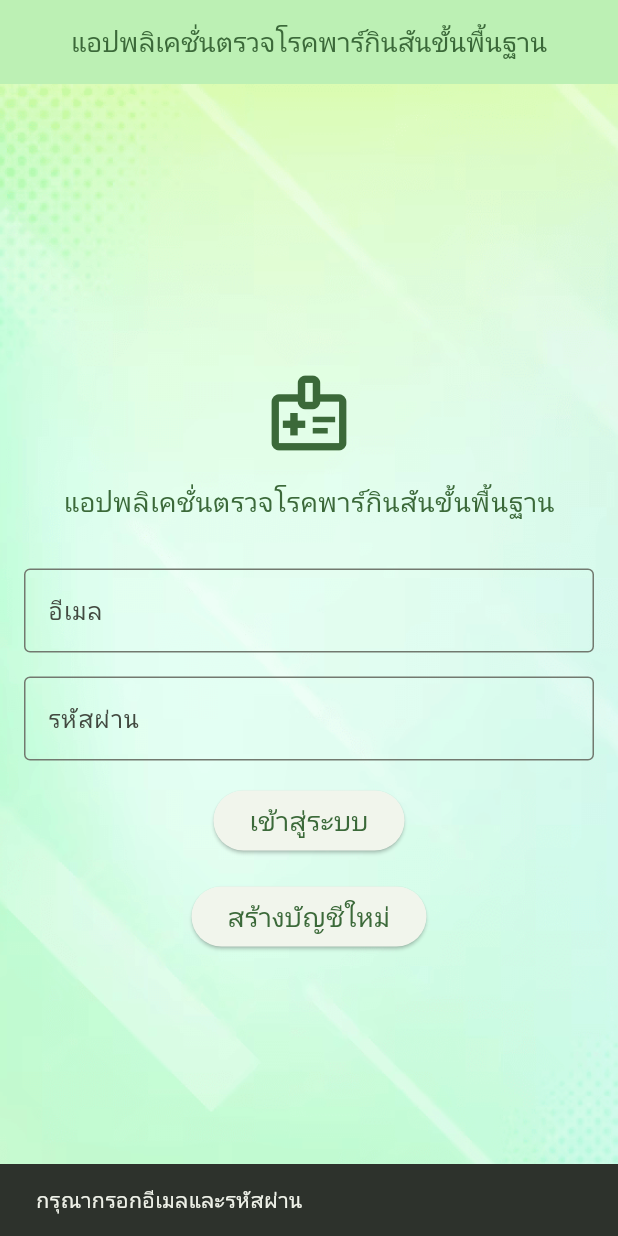
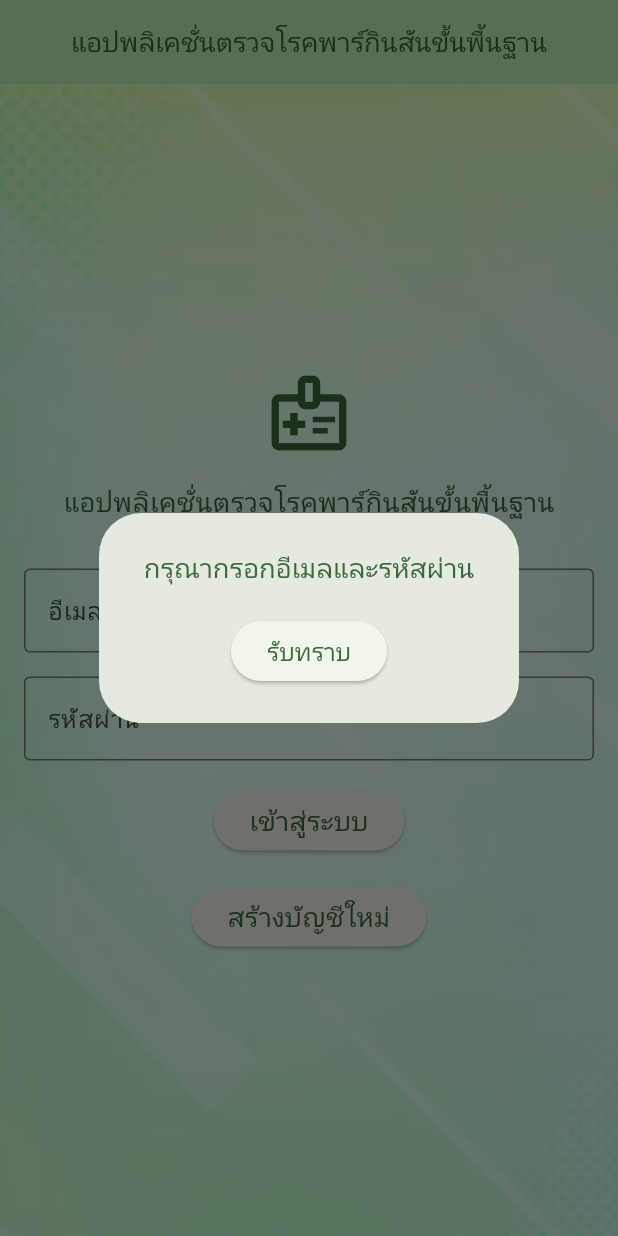
Before and after one commit to Phakbhumi/Parkinson-Early-Detection-System, a Flutter app: the screen it shows after launch, after a tap on "เข้าสู่ระบบ", on a phone screen of 412 x 824 dp. Run offline on Flutter 3.47's test engine with Material 3 defaults, Android fonts, the light colour scheme and no system bars; our stand-ins replace cloud_firestore, firebase_auth, firebase_core, gap, go_router, loading_animation_widget and 2 more; missing offline and left inert: gal, motion_sensors; accounts and stored records are empty; generated files the repository leaves out were written again.

Commit message:
Create Auth Provider instance and error handling dialogue

```diff
--- a/lib/main.dart
+++ b/lib/main.dart
@@ -1,7 +1,7 @@
 import 'package:cloud_firestore/cloud_firestore.dart';
 import 'package:firebase_core/firebase_core.dart';
 import 'package:flutter/material.dart';
-import 'data/display_provider.dart';
+import 'src/authentication/auth_provider.dart';
 import 'route/router.dart';
 import 'package:provider/provider.dart';
 import 'data/firebase_options.dart';
@@ -20,7 +20,7 @@ void main() async {
           create: (context) => DiagnosisDataProvider(),
         ),
         ChangeNotifierProvider(
-          create: (context) => DisplaynameProvider(),
+          create: (context) => AuthDataProvider(),
         ),
       ],
       child: const MyApp(),
--- a/lib/src/authentication/auth_provider.dart
+++ b/lib/src/authentication/auth_provider.dart
@@ -1,13 +1,17 @@
 import 'package:firebase_auth/firebase_auth.dart';
 import 'package:cloud_firestore/cloud_firestore.dart';
+import 'package:flutter/foundation.dart';
 import 'package:parkinson_detection/data/connect.dart';
 import 'dart:developer';
 
-class Auth {
+class AuthDataProvider extends ChangeNotifier {
+  final isLoggedIn = false;
   final FirebaseAuth _auth = FirebaseAuth.instance;
 
+  String displayName = "";
+
   // return error message (response)
-  Future<String> signIn(String email, String password) async {
+  Future<String?> signIn(String email, String password) async {
     if (email.isEmpty || password.isEmpty) {
       return 'กรุณากรอกอีเมลและรหัสผ่าน';
     }
@@ -24,11 +28,12 @@ class Auth {
       log(e.toString());
       return signInErrorClassify(e.toString());
     }
-    return "";
+    fetchDisplayName();
+    return null;
   }
 
   //return error message (response)
-  Future<String> signUp(String displayName, String email, String password, String passwordConfirmation) async {
+  Future<String?> signUp(String displayName, String email, String password, String passwordConfirmation) async {
     if (displayName.isEmpty || email.isEmpty || password.isEmpty || passwordConfirmation.isEmpty) {
       return 'กรุณากรอกข้อมูลให้ครบถ้วน';
     }
@@ -49,11 +54,31 @@ class Auth {
         'email': email,
         'uid': FirebaseAuth.instance.currentUser!.uid,
       });
-      return 'สร้างบัญชีใหม่สำเร็จ';
+      fetchDisplayName();
+      return null;
     } catch (e) {
       log(e.toString());
       return signUpErrorClassify(e.toString());
     }
+  }
+
+  Future<void> signOut() async {
+    await FirebaseAuth.instance.signOut();
+    displayName = "";
+  }
+
+  void fetchDisplayName() async {
+    final User? user = FirebaseAuth.instance.currentUser;
+
+    QuerySnapshot querySnapshot =
+        await FirebaseFirestore.instance.collection("user-info").where('uid', isEqualTo: user!.uid).limit(1).get();
+
+    if (querySnapshot.docs.isNotEmpty) {
+      displayName = querySnapshot.docs.first['display-name'];
+    } else {
+      displayName = "ไม่ทราบ";
+    }
+    notifyListeners();
   }
 
   String signInErrorClassify(String? eMessage) {
--- a/lib/src/authentication/sign_in.dart
+++ b/lib/src/authentication/sign_in.dart
@@ -1,7 +1,9 @@
+import 'package:parkinson_detection/src/components/error_handler.dart';
 import 'auth_provider.dart';
 import 'package:flutter/material.dart';
 import 'package:gap/gap.dart';
 import 'package:go_router/go_router.dart';
+import 'package:provider/provider.dart';
 
 class SignInPage extends StatefulWidget {
   const SignInPage({super.key});
@@ -24,12 +26,12 @@ class _SignInPageState extends State<SignInPage> {
     setState(() {
       _isLoading = true;
     });
-    String response = await Auth().signIn(_emailController.text, _passwordController.text);
+    String? response = await context.read<AuthDataProvider>().signIn(_emailController.text, _passwordController.text);
     setState(() {
       _isLoading = false;
     });
-    if (mounted && response.isNotEmpty) {
-      ScaffoldMessenger.of(context).showSnackBar(SnackBar(content: Text(response)));
+    if (mounted && response != null) {
+      ErrorHandler().showErrorDialogue(context, response);
     }
   }
 
--- /dev/null
+++ b/lib/src/components/error_handler.dart
@@ -0,0 +1,36 @@
+import 'package:flutter/material.dart';
+
+class ErrorHandler {
+  Future<void> showErrorDialogue(BuildContext context, String errorMessage) {
+    return showDialog(
+      context: context,
+      barrierDismissible: false,
+      builder: (context) => AlertDialog(
+        title: Text(
+          errorMessage,
+          style: TextStyle(
+            fontSize: 18,
+            color: Theme.of(context).colorScheme.primary,
+          ),
+          textAlign: TextAlign.center,
+        ),
+        actions: [
+          Center(
+            child: ElevatedButton(
+              onPressed: () {
+                Navigator.of(context).pop();
+              },
+              child: Text(
+                "รับทราบ",
+                style: TextStyle(
+                  fontSize: 16,
+                  color: Theme.of(context).colorScheme.primary,
+                ),
+              ),
+            ),
+          ),
+        ],
+      ),
+    );
+  }
+}
--- a/lib/src/home_page.dart
+++ b/lib/src/home_page.dart
@@ -1,6 +1,6 @@
 import 'package:flutter/material.dart';
 import 'package:parkinson_detection/data/results_provider.dart';
-import 'package:parkinson_detection/data/display_provider.dart';
+import 'package:parkinson_detection/src/authentication/auth_provider.dart';
 import 'package:provider/provider.dart';
 import 'check-up/check_up.dart';
 import 'report/data_preview.dart';
@@ -23,7 +23,7 @@ class _MyHomePageState extends State<MyHomePage> with SingleTickerProviderStateM
       vsync: this,
     );
     context.read<DiagnosisDataProvider>().fetchData();
-    context.read<DisplaynameProvider>().fetchDisplayName();
+    context.read<AuthDataProvider>().fetchDisplayName();
     super.initState();
   }
 
```
Also changed, not shown: lib/data/display_provider.dart (deleted, +0 -22 lines), lib/src/authentication/profile.dart (+18 -6 lines), lib/src/authentication/sign_up.dart (+11 -13 lines), lib/src/check-up/motion/dialogue_options.dart (+5 -4 lines).
